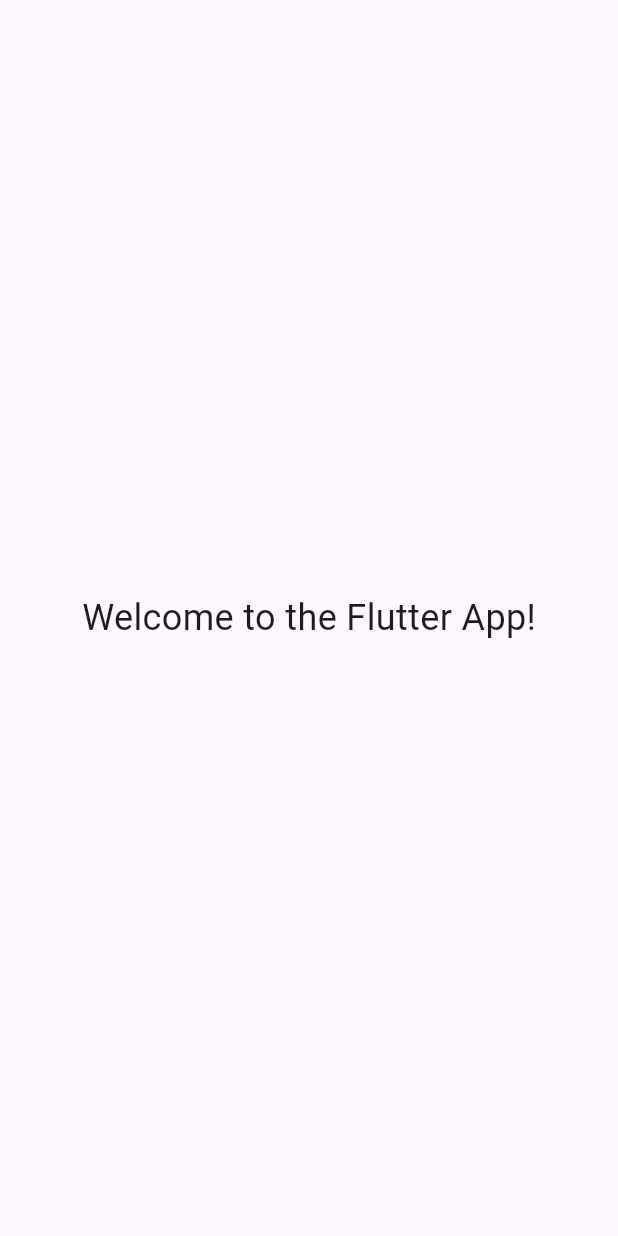
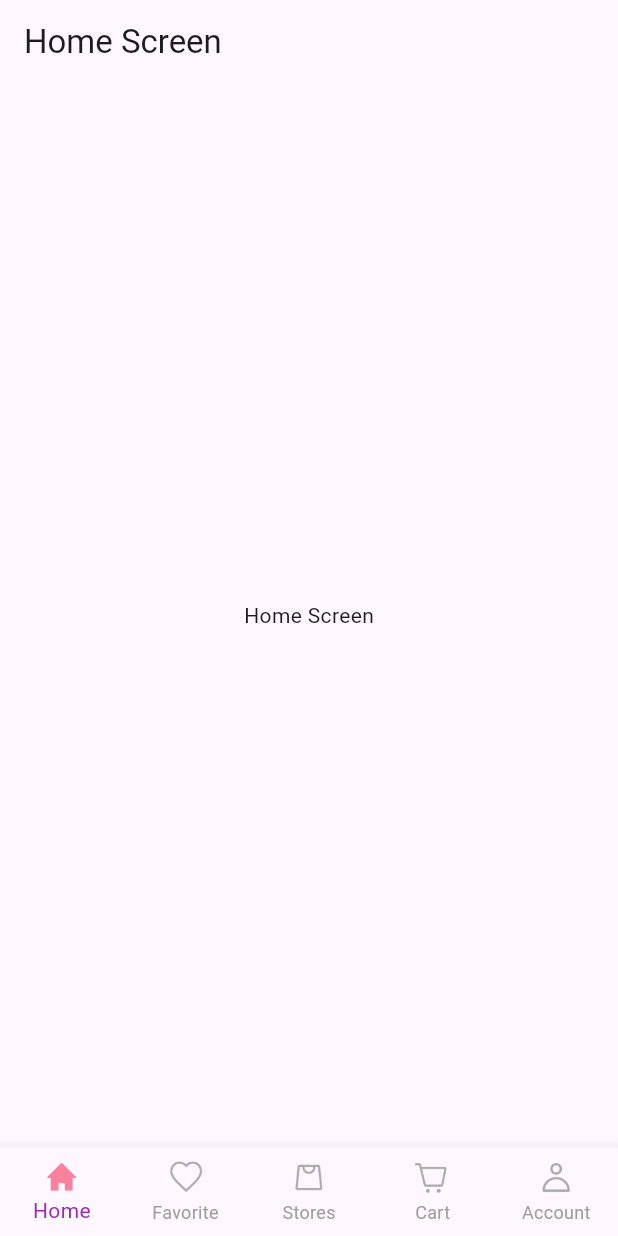
Before and after one commit to shshaheen/Smart-Cart, a Flutter app: the MainScreen screen opened directly, on a phone screen of 412 x 824 dp. Run offline on Flutter 3.47's test engine with Material 3 defaults, Android fonts, the light colour scheme and no system bars; our stand-ins replace google_fonts.

Commit message:
Work on Main Screen Front-end

```diff
--- a/lib/views/screens/main_screen.dart
+++ b/lib/views/screens/main_screen.dart
@@ -1,4 +1,9 @@
 import 'package:flutter/material.dart';
+import 'package:smart_cart/views/screens/nav_screens/account_screen.dart';
+import 'package:smart_cart/views/screens/nav_screens/cart_screen.dart';
+import 'package:smart_cart/views/screens/nav_screens/favorite_screen.dart';
+import 'package:smart_cart/views/screens/nav_screens/home_screen.dart';
+import 'package:smart_cart/views/screens/nav_screens/stores_screen.dart';
 
 class MainScreen extends StatefulWidget {
   const MainScreen({super.key});
@@ -7,16 +12,50 @@
 }
 
 class MainScreenState extends State<MainScreen> {
-
+  int _pageIndex = 0;
+  final List<Widget> _pages = [
+    HomeScreen(),
+    FavoriteScreen(),
+    StoresScreen(),
+    CartScreen(),
+    AccountScreen(),
+  ];
   @override
   Widget build(BuildContext context) {
     return Scaffold(
-      body: Center(
-        child: Text(
-          'Welcome to the Flutter App!',
-          style: TextStyle(fontSize: 24),
-        ),
-      ),
+      bottomNavigationBar: BottomNavigationBar(
+          selectedItemColor: Colors.purple,
+          unselectedItemColor: Colors.grey,
+          currentIndex: _pageIndex,
+          onTap: (value) {
+            print(value);
+            setState(() {
+
+              _pageIndex = value;
+            });
+          },
+          type: BottomNavigationBarType.fixed,
+          items: [
+            BottomNavigationBarItem(
+                icon: Image.asset(
+                  'assets/icons/home.png',
+                  width: 25,
+                ),
+                label: "Home"),
+            BottomNavigationBarItem(
+                icon: Image.asset('assets/icons/love.png', width: 25),
+                label: "Favorite"),
+            BottomNavigationBarItem(
+                icon: Image.asset('assets/icons/mart.png', width: 25),
+                label: "Stores"),
+            BottomNavigationBarItem(
+                icon: Image.asset('assets/icons/cart.png', width: 25),
+                label: "Cart"),
+            BottomNavigationBarItem(
+                icon: Image.asset('assets/icons/user.png', width: 25),
+                label: "Account"),
+          ]),
+      body: _pages[_pageIndex],
     );
   }
 }
--- /dev/null
+++ b/lib/views/screens/nav_screens/home_screen.dart
@@ -0,0 +1,14 @@
+import 'package:flutter/material.dart';
+
+class HomeScreen extends StatelessWidget {
+  const HomeScreen({super.key});
+  @override
+  Widget build(BuildContext context) {
+    return Scaffold(
+      appBar: AppBar(
+        title: Text('Home Screen'),
+      ),
+      body: Center(child: Text("Home Screen")),
+    );
+  }
+}
--- /dev/null
+++ b/lib/views/screens/nav_screens/stores_screen.dart
@@ -0,0 +1,14 @@
+import 'package:flutter/material.dart';
+
+class StoresScreen extends StatelessWidget {
+  const StoresScreen({super.key});
+  @override
+  Widget build(BuildContext context) {
+    return Scaffold(
+      appBar: AppBar(
+        title: Text('Stores'),
+      ),
+      body: Center(child: Text("Stores Screen")),
+    );
+  }
+}
```
Also changed, not shown: lib/views/screens/nav_screens/account_screen.dart (added, +14 -0 lines), lib/views/screens/nav_screens/cart_screen.dart (added, +12 -0 lines), lib/views/screens/nav_screens/favorite_screen.dart (added, +16 -0 lines).
